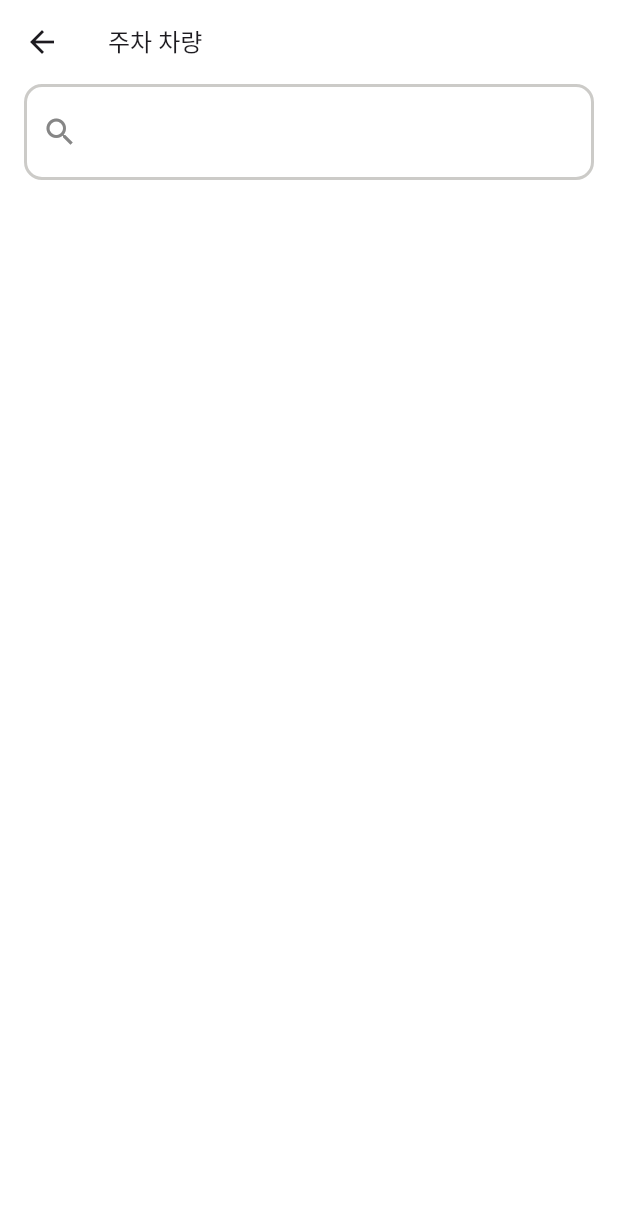
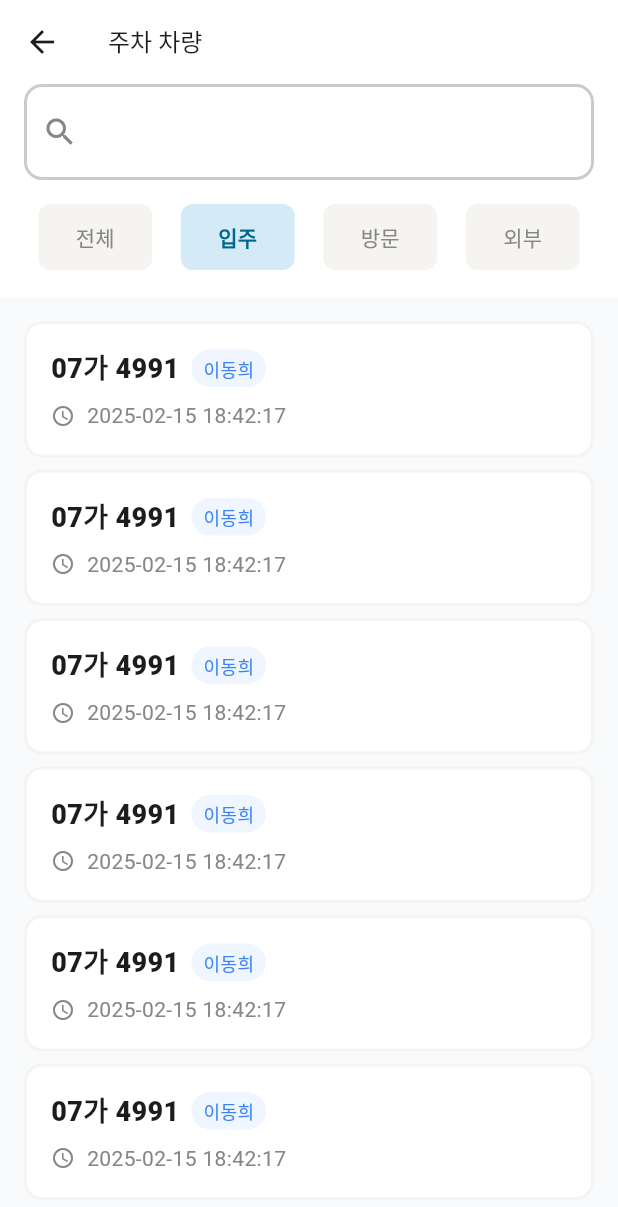
Before and after one commit to DUKE506/Flutter_Parking, a Flutter app: the screen it shows after launch, after a tap on "입주", on a phone screen of 412 x 824 dp. Shown: the top 1207 px of the screen. Run offline on Flutter 3.47's test engine with Material 3 defaults, Android fonts, the phone set to English and light mode, and no system bars; our stand-ins replace flutter_riverpod, go_router, riverpod_annotation; generated files the repository leaves out were written again.

Commit message:
feat : 주차차량목록 UI 구현

```diff
--- a/lib/car/component/car_dashboard_card.dart
+++ b/lib/car/component/car_dashboard_card.dart
@@ -40,8 +40,6 @@ class CarDashboardCard extends StatelessWidget {
         textColor = PARKING_EXTERNAL_TEXT_COLOR;
         backColor = PARKING_EXTERNAL_BACK_COLOR;
         icon = Icons.groups_outlined;
-        break;
-      default:
         break;
     }
     return CarDashboardCard(
--- a/lib/car/component/car_dashboard_card2.dart
+++ b/lib/car/component/car_dashboard_card2.dart
@@ -47,8 +47,6 @@ class CarDashboardCard2 extends StatelessWidget {
         textColor = PARKING_EXTERNAL_TEXT_COLOR;
         backColor = PARKING_EXTERNAL_BACK_COLOR;
         icon = Icons.groups_outlined;
-        break;
-      default:
         break;
     }
     return CarDashboardCard2(
@@ -116,7 +114,7 @@ class CarDashboardCard2 extends StatelessWidget {
   Widget _renderItem(BuildContext context) {
     return GestureDetector(
       onTap: () {
-        context.push('/parking/${carType}');
+        context.push('/parking/$carType');
       },
       child: Container(
         decoration: BoxDecoration(
--- /dev/null
+++ b/lib/car/component/car_parking_card.dart
@@ -0,0 +1,77 @@
+import 'package:flutter/material.dart';
+import 'package:flutter_parking/common/const/colors.dart';
+
+class CarParkingCard extends StatelessWidget {
+  const CarParkingCard({super.key});
+
+  @override
+  Widget build(BuildContext context) {
+    return Container(
+      decoration: BoxDecoration(
+        border: Border.all(
+          width: 2,
+          color: BACKGROUND_GREY_LIGHT_COLOR,
+        ),
+        borderRadius: BorderRadius.circular(12.0),
+        color: Colors.white,
+      ),
+      child: Padding(
+        padding: const EdgeInsets.symmetric(horizontal: 16.0, vertical: 16.0),
+        child: Column(
+          spacing: 8.0,
+          children: [
+            Row(
+              spacing: 8.0,
+              children: [
+                //차량번호
+                Text(
+                  '07가 4991',
+                  style: TextStyle(
+                    fontSize: 18.0,
+                    fontWeight: FontWeight.w900,
+                    // color: TEXT_COLOR,
+                  ),
+                ),
+                //뱃지
+                Container(
+                  decoration: BoxDecoration(
+                    color: PARKING_ALL_BACK_COLOR,
+                    borderRadius: BorderRadius.circular(30),
+                  ),
+                  child: Padding(
+                    padding: const EdgeInsets.symmetric(
+                        horizontal: 8.0, vertical: 4.0),
+                    child: Text(
+                      '이동희',
+                      style: TextStyle(
+                          color: PARKING_ALL_TEXT_COLOR,
+                          fontSize: 12.0,
+                          fontWeight: FontWeight.w500),
+                    ),
+                  ),
+                ),
+              ],
+            ),
+            Row(
+              spacing: 8.0,
+              children: [
+                Icon(
+                  Icons.schedule_outlined,
+                  size: 16,
+                  color: DEACTIVATE_TEXT_COLOR,
+                ),
+                Text(
+                  '2025-02-15 18:42:17',
+                  style: TextStyle(
+                    fontSize: 14,
+                    color: DEACTIVATE_TEXT_COLOR,
+                  ),
+                ),
+              ],
+            )
+          ],
+        ),
+      ),
+    );
+  }
+}
--- /dev/null
+++ b/lib/car/const/data.dart
@@ -0,0 +1,100 @@
+//대시보드 데이터
+final List<Map<String, dynamic>> carDashBoardData = [
+  {
+    'carType': 'all',
+    'value': 121,
+  },
+  {
+    'carType': 'resident',
+    'value': 86,
+  },
+  {
+    'carType': 'visit',
+    'value': 29,
+  },
+  {
+    'carType': 'outside',
+    'value': 6,
+  },
+];
+
+//주차 차량 목록 데이터
+final List<Map<String, dynamic>> carParkingData = [
+  // Resident cars
+  {
+    'id': 'resident-001',
+    'number': '서울 1234',
+    'name': '김철수',
+    'carType': 'resident',
+    'entryTime': DateTime(2025, 2, 18, 8, 30).toIso8601String(),
+  },
+  {
+    'id': 'resident-002',
+    'number': '경기 5678',
+    'name': '박영희',
+    'carType': 'resident',
+    'entryTime': DateTime(2025, 2, 18, 9, 15).toIso8601String(),
+  },
+  {
+    'id': 'resident-003',
+    'number': '인천 9012',
+    'name': '이민호',
+    'carType': 'resident',
+    'entryTime': DateTime(2025, 2, 18, 7, 45).toIso8601String(),
+  },
+
+  // Visit cars
+  {
+    'id': 'visit-001',
+    'number': '서울 5647',
+    'name': '방문객1',
+    'carType': 'visit',
+    'entryTime': DateTime(2025, 2, 18, 10, 30).toIso8601String(),
+  },
+  {
+    'id': 'visit-002',
+    'number': '부산 7891',
+    'name': '방문객2',
+    'carType': 'visit',
+    'entryTime': DateTime(2025, 2, 18, 11, 20).toIso8601String(),
+  },
+  {
+    'id': 'visit-003',
+    'number': '대구 3456',
+    'name': '방문객3',
+    'carType': 'visit',
+    'entryTime': DateTime(2025, 2, 18, 13, 45).toIso8601String(),
+  },
+
+  // Outside cars
+  {
+    'id': 'outside-001',
+    'number': '경기 1122',
+    'name': '외부인1',
+    'carType': 'outside',
+    'entryTime': DateTime(2025, 2, 18, 12, 15).toIso8601String(),
+  },
+  {
+    'id': 'outside-002',
+    'number': '광주 3344',
+    'name': '외부인2',
+    'carType': 'outside',
+    'entryTime': DateTime(2025, 2, 18, 14, 30).toIso8601String(),
+  },
+  {
+    'id': 'outside-003',
+    'number': '울산 5566',
+    'name': '외부인3',
+    'carType': 'outside',
+    'entryTime': DateTime(2025, 2, 18, 15, 20).toIso8601String(),
+  },
+
+  // All type (for demonstration)
+  {
+    'id': 'all-001',
+    'number': '대전 9988',
+    'name': '전체조회',
+    'carType': 'all',
+    'entryTime': DateTime(2025, 2, 18, 16, 10).toIso8601String(),
+  },
+];
--- a/lib/car/model/car_dashboard_model.dart
+++ b/lib/car/model/car_dashboard_model.dart
@@ -19,9 +19,6 @@ enum CarType {
         return '방문';
       case CarType.outside:
         return '외부';
-
-      default:
-        throw Exception('존재하지 않는 이름입니다.');
     }
   }
 }
--- /dev/null
+++ b/lib/car/model/car_parking_model.dart
@@ -0,0 +1,24 @@
+import 'package:flutter_parking/car/model/car_dashboard_model.dart';
+import 'package:json_annotation/json_annotation.dart';
+
+part 'car_parking_model.g.dart';
+
+@JsonSerializable()
+class CarParkingModel {
+  final String id;
+  final String number;
+  final String name;
+  final CarType carType;
+  final DateTime entryTime;
+
+  CarParkingModel({
+    required this.id,
+    required this.number,
+    required this.name,
+    required this.carType,
+    required this.entryTime,
+  });
+
+  factory CarParkingModel.fromJson(Map<String, dynamic> json) =>
+      _$CarParkingModelFromJson(json);
+}
--- a/lib/car/repository/car_repository.dart
+++ b/lib/car/repository/car_repository.dart
@@ -3,29 +3,12 @@
 
 //대시보드 데이터
 //
+import 'package:flutter_parking/car/const/data.dart';
 import 'package:flutter_parking/car/model/car_dashboard_model.dart';
+import 'package:flutter_parking/car/model/car_parking_model.dart';
 import 'package:riverpod_annotation/riverpod_annotation.dart';
 
 part 'car_repository.g.dart';
-
-final List<Map<String, dynamic>> _carDashBoardData = [
-  {
-    'carType': 'all',
-    'value': 121,
-  },
-  {
-    'carType': 'resident',
-    'value': 86,
-  },
-  {
-    'carType': 'visit',
-    'value': 29,
-  },
-  {
-    'carType': 'outside',
-    'value': 6,
-  },
-];
 
 //리포지토리 프로바이더
 @riverpod
@@ -36,8 +19,10 @@ CarRepository carRepository(ref) {
 
 //Car 리포 인터페이스(임시)
 abstract class CarRepository {
-  //데시보드 데이터[인터페이스]
+  //대시보드 데이터[인터페이스]
   Future<List<CarDashboardModel>> getCarStatus();
+  //주차차량 조회
+  Future<List<CarParkingModel>> getCarParkingAll();
 }
 
 //목업 리포지토리
@@ -45,9 +30,19 @@ class MockCarRepository implements CarRepository {
   //대시보드 데이터
   @override
   Future<List<CarDashboardModel>> getCarStatus() async {
-    await Future.delayed(Duration(milliseconds: 3000));
-    return _carDashBoardData
+    await Future.delayed(Duration(milliseconds: 1000));
+    return carDashBoardData
         .map((json) => CarDashboardModel.fromJson(json))
         .toList();
   }
+
+  //주차차량 전체
+  @override
+  Future<List<CarParkingModel>> getCarParkingAll() async {
+    // TODO: implement getCarParkingAll
+    await Future.delayed(Duration(seconds: 1));
+    return carParkingData
+        .map((json) => CarParkingModel.fromJson(json))
+        .toList();
+  }
 }
--- a/lib/car/view/car_parking_list_screen.dart
+++ b/lib/car/view/car_parking_list_screen.dart
@@ -1,9 +1,12 @@
+import 'package:flutter/gestures.dart';
 import 'package:flutter/material.dart';
+import 'package:flutter_parking/car/component/car_parking_card.dart';
 import 'package:flutter_parking/car/component/search_field.dart';
 import 'package:flutter_parking/car/model/car_dashboard_model.dart';
+import 'package:flutter_parking/common/const/colors.dart';
 import 'package:flutter_parking/common/layout/default_layout.dart';
 
-class CarParkingListScreen extends StatelessWidget {
+class CarParkingListScreen extends StatefulWidget {
   final CarType carType;
   const CarParkingListScreen({
     super.key,
@@ -11,16 +14,133 @@ class CarParkingListScreen extends StatelessWidget {
   });
 
   @override
+  State<CarParkingListScreen> createState() => _CarParkingListScreenState();
+}
+
+class _CarParkingListScreenState extends State<CarParkingListScreen>
+    with SingleTickerProviderStateMixin {
+  late TabController _tabController;
+  int tabIndex = 0;
+
+  @override
+  void initState() {
+    // TODO: implement initState
+    super.initState();
+    _tabController = TabController(
+      length: CarType.values.length,
+      vsync: this,
+      initialIndex: CarType.values.indexOf(widget.carType),
+    );
+    _tabController.addListener(tabListener);
+  }
+
+  void tabListener() {
+    tabIndex = _tabController.index;
+  }
+
+  @override
+  void dispose() {
+    // TODO: implement dispose
+    _tabController.dispose();
+    super.dispose();
+  }
+
+  @override
   Widget build(BuildContext context) {
     return DefaultLayout(
         title: '주차 차량',
-        body: Padding(
-          padding: const EdgeInsets.symmetric(horizontal: 16.0),
-          child: Column(
-            children: [
-              SearchField(),
-            ],
-          ),
+        body: Column(
+          spacing: 16.0,
+          children: [
+            Padding(
+              padding: const EdgeInsets.symmetric(horizontal: 16.0),
+              child: SearchField(),
+            ),
+            _renderTabBar(_tabController),
+            _renderList(),
+          ],
         ));
   }
+
+  //tab
+  Widget _renderTabBar(TabController tabController) {
+    return TabBar(
+      onTap: (index) {
+        tabController.animateTo(index);
+        setState(() {});
+      },
+      //컨트롤러
+      controller: tabController,
+      padding: const EdgeInsets.symmetric(horizontal: 16.0),
+      //tabbar 전체 bottom border
+      dividerColor: Colors.transparent,
+      //선택 되었다는 효과
+      indicator: BoxDecoration(),
+
+      labelPadding: EdgeInsets.zero,
+
+      unselectedLabelColor: DEACTIVATE_TEXT_COLOR,
+      labelColor: ACCENT_DEEP_COLOR,
+      overlayColor: WidgetStatePropertyAll(Colors.transparent),
+      unselectedLabelStyle: TextStyle(),
+      labelStyle: TextStyle(
+        fontWeight: FontWeight.w600,
+        fontSize: 14.0,
+      ),
+      tabs: List.generate(
+        CarType.values.length,
+        (index) {
+          return Container(
+            decoration: BoxDecoration(
+              borderRadius: BorderRadius.circular(8),
+              color: index == tabController.index
+                  ? ACCENT_LIGHT_COLOR
+                  : BACKGROUND_GREY_LIGHT_COLOR,
+            ),
+            child: Padding(
+              padding: const EdgeInsets.symmetric(
+                horizontal: 25.0,
+                vertical: 12.0,
+              ),
+              child: Text(
+                CarType.values[index].KrName,
+              ),
+            ),
+          );
+        },
+      ),
+    );
+  }
+
+  Widget _renderList() {
+    return Expanded(
+      child: Container(
+        color: BACKGROUND_BLUE_LIGHT_COLOR,
+        child: SingleChildScrollView(
+          child: Padding(
+            padding:
+                const EdgeInsets.symmetric(horizontal: 16.0, vertical: 16.0),
+            child: Column(
+              spacing: 8,
+              children: [
+                CarParkingCard(),
+                CarParkingCard(),
+                CarParkingCard(),
+                CarParkingCard(),
+                CarParkingCard(),
+                CarParkingCard(),
+                CarParkingCard(),
+                CarParkingCard(),
+                CarParkingCard(),
+                CarParkingCard(),
+                CarParkingCard(),
+                CarParkingCard(),
+                CarParkingCard(),
+              ],
+            ),
+          ),
+        ),
+      ),
+    );
+  }
 }
--- a/lib/car/view/car_screen.dart
+++ b/lib/car/view/car_screen.dart
@@ -5,8 +5,6 @@ import 'package:flutter_parking/car/component/search_field.dart';
 
 import 'package:flutter_parking/car/model/car_dashboard_model.dart';
 import 'package:flutter_parking/car/provider/car_provider.dart';
-import 'package:flutter_parking/common/const/colors.dart';
-import 'package:flutter_parking/common/layout/default_layout.dart';
 import 'package:flutter_riverpod/flutter_riverpod.dart';
 
 class CarScreen extends ConsumerStatefulWidget {
@@ -23,8 +21,6 @@ class _CarScreenState extends ConsumerState<CarScreen> {
   Widget build(BuildContext context) {
     final data = ref.watch(carDashboardStateProvider);
 
-    final width = MediaQuery.of(context).size.width;
-    final height = MediaQuery.of(context).size.height;
     return SizedBox(
       width: double.infinity,
       child: Padding(
--- a/lib/common/const/colors.dart
+++ b/lib/common/const/colors.dart
@@ -7,7 +7,7 @@ const BACKGROUND_GREY_DEEP_COLOR = Color(0xFFCCCBC8);
 const BACKGROUND_BLUE_LIGHT_COLOR = Color(0xFFF9FAFB);
 
 // // Primary Colors
-// const PRIMARY_COLOR = Color(0xFFD4EAF7);
+
 // const PRIMARY_DEEP_COLOR = Color(0xFFB6CCD8);
 
 // 메인색
@@ -15,6 +15,7 @@ const PRIMARY_COLOR = Color(0xFF3B82F6);
 const PRIMARY_Ligth_COLOR = Color(0xFFEFF6FF);
 
 // 강조색
+const ACCENT_LIGHT_COLOR = Color(0xFFD4EAF7);
 const ACCENT_COLOR = Color(0xFF71C4EF);
 const ACCENT_DEEP_COLOR = Color(0xFF00668C);
 
--- a/lib/common/view/root_tab.dart
+++ b/lib/common/view/root_tab.dart
@@ -17,11 +17,11 @@ class _RootTabState extends State<RootTab> with SingleTickerProviderStateMixin {
   void initState() {
     super.initState();
     tabController = TabController(length: 3, vsync: this);
-    tabController.addListener(tabListenser);
+    tabController.addListener(tabListener);
   }
 
-  void tabListenser() {
-    this.tabIndex = tabController.index;
+  void tabListener() {
+    tabIndex = tabController.index;
   }
 
   @override
--- a/lib/main.dart
+++ b/lib/main.dart
@@ -2,7 +2,6 @@ import 'package:flutter/material.dart';
 import 'package:flutter/services.dart';
 import 'package:flutter_parking/common/const/colors.dart';
 import 'package:flutter_parking/common/navigation/router.dart';
-import 'package:flutter_parking/common/view/root_tab.dart';
 import 'package:flutter_riverpod/flutter_riverpod.dart';
 
 void main() {
```
Also changed, not shown: lib/car/model/car_parking_model.g.dart (added), pubspec.lock, 4 other files.
